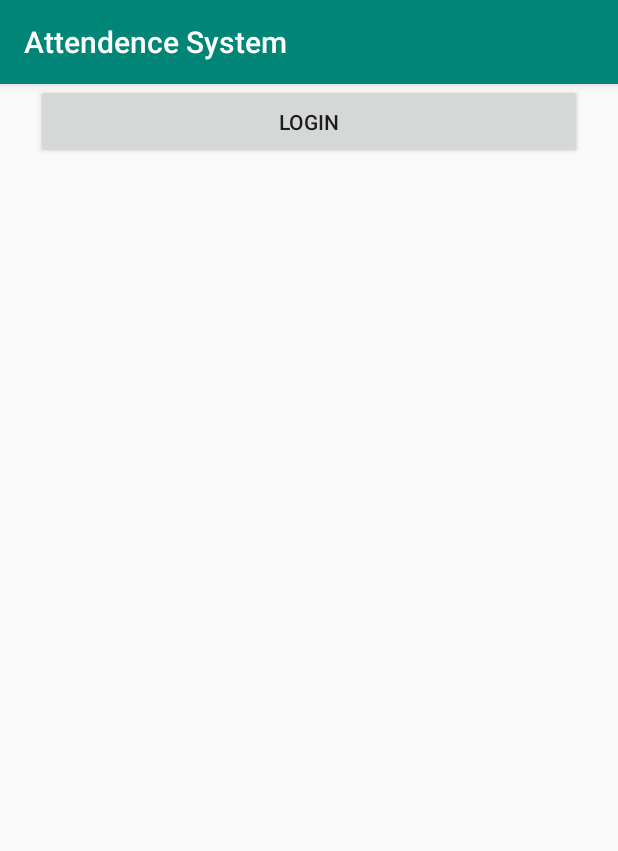
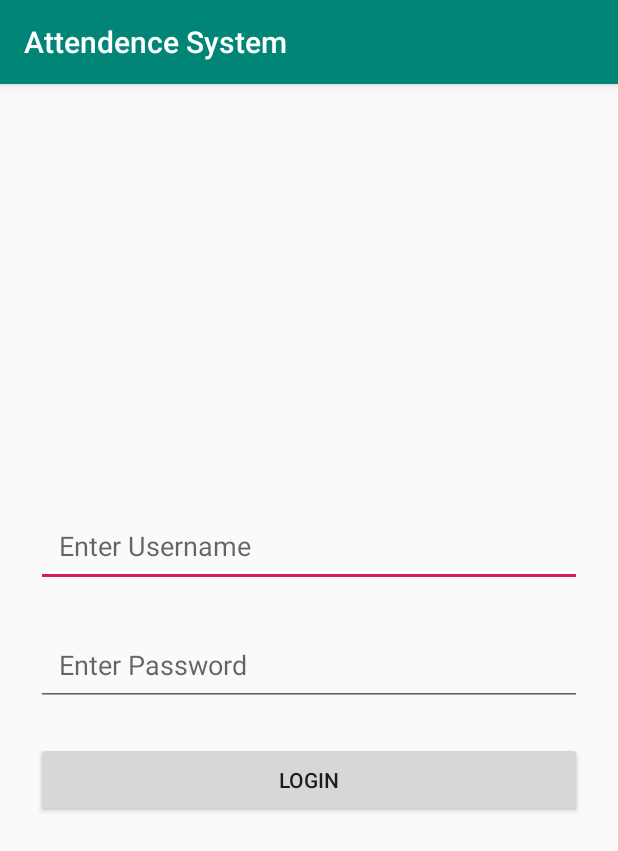
Before and after one commit to Rocking260/Attendence-System, an Android app: the screen it shows after launch (MainActivity), on a phone screen of 412 x 824 dp. Shown: the top 851 px of the screen. Run offline under Robolectric (Android 15) with nearby library versions, the light colour scheme and no system bars.

Commit message:
Just a Change

```diff
--- a/app/src/main/res/layout/activity_main.xml
+++ b/app/src/main/res/layout/activity_main.xml
@@ -7,44 +7,44 @@
     android:layout_height="match_parent"
     tools:context=".MainActivity">
 
-    <Button
-        android:id="@+id/button"
+    <LinearLayout
         android:layout_width="0dp"
         android:layout_height="wrap_content"
-        android:layout_marginStart="24dp"
-        android:layout_marginEnd="24dp"
-        android:padding="15dp"
-        android:text="@string/login_button"
+        android:orientation="vertical"
+        app:layout_constraintBottom_toBottomOf="parent"
         app:layout_constraintEnd_toEndOf="parent"
-        app:layout_constraintHorizontal_bias="0.498"
         app:layout_constraintStart_toStartOf="parent"
-        tools:layout_editor_absoluteY="375dp" />
+        app:layout_constraintTop_toTopOf="parent">
 
         <EditText
             android:id="@+id/et_user"
-        android:layout_width="0dp"
+            android:layout_width="match_parent"
             android:layout_height="wrap_content"
             android:layout_marginStart="24dp"
             android:layout_marginEnd="24dp"
             android:layout_marginBottom="24dp"
             android:hint="@string/edit_user"
-        android:padding="15dp"
-        app:layout_constraintBottom_toTopOf="@+id/et_pass"
-        app:layout_constraintEnd_toEndOf="parent"
-        app:layout_constraintStart_toStartOf="parent" />
+            android:padding="15dp" />
 
         <EditText
             android:id="@+id/et_pass"
-        android:layout_width="0dp"
+            android:layout_width="match_parent"
             android:layout_height="wrap_content"
             android:layout_marginStart="24dp"
             android:layout_marginEnd="24dp"
             android:layout_marginBottom="24dp"
             android:hint="@string/edit_pass"
+            android:inputType="textPassword"
+            android:padding="15dp" />
+
+        <Button
+            android:id="@+id/button"
+            android:layout_width="match_parent"
+            android:layout_height="wrap_content"
+            android:layout_marginStart="24dp"
+            android:layout_marginEnd="24dp"
             android:padding="15dp"
-        app:layout_constraintBottom_toTopOf="@+id/button"
-        app:layout_constraintEnd_toEndOf="parent"
-        app:layout_constraintHorizontal_bias="1.0"
-        app:layout_constraintStart_toStartOf="parent" />
+            android:text="@string/login_button" />
+    </LinearLayout>
 
 </android.support.constraint.ConstraintLayout>
```
Lines whose indentation alone changed are shown as unchanged.
